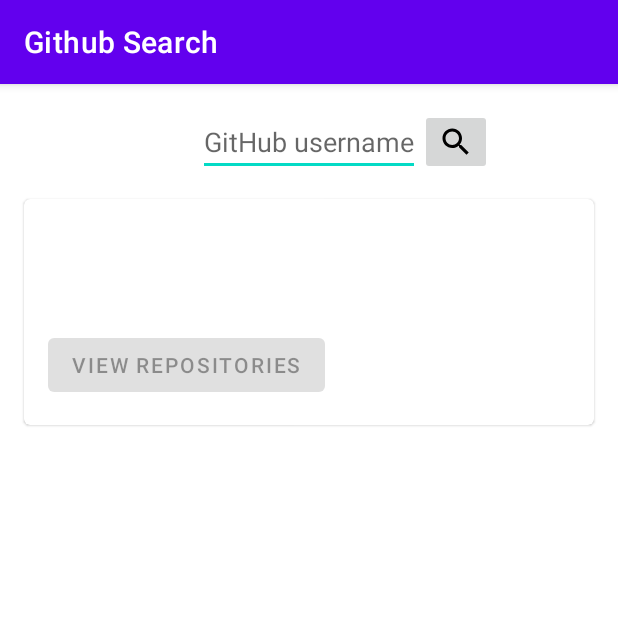
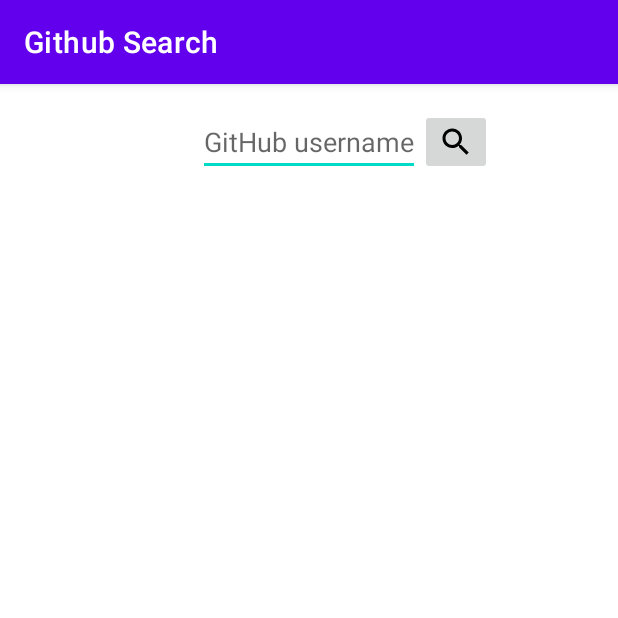
Before and after one commit to tomazcuber/android-github-search-api, an Android app: the screen it shows after launch (MainActivity), on a phone screen of 412 x 824 dp, the top half of it. Run offline under Robolectric (Android 15) with nearby library versions, the phone set to English and light mode, and no system bars; our stand-ins replace Dagger/Hilt's generated code, Room's generated code.

```diff
--- a/GithubApi/src/main/java/br/com/githubapi/di/ApiModule.kt
+++ b/GithubApi/src/main/java/br/com/githubapi/di/ApiModule.kt
@@ -30,6 +30,7 @@ class ApiModule {
     fun provideGithubApiService(retrofit: Retrofit): GithubApiService {
         return retrofit.create(GithubApiService::class.java)
     }
+
     @Provides
     @Singleton
     fun provideGithubApiHelper(githubApiService: GithubApiService): GithubApiHelper{
--- a/GithubApi/src/main/java/br/com/githubapi/network/ApiHandler.kt
+++ b/GithubApi/src/main/java/br/com/githubapi/network/ApiHandler.kt
@@ -12,8 +12,7 @@ interface ApiHandler {
             val body = response.body()
             if (response.isSuccessful && body != null) {
                 NetworkResult.Success(body)
-            }
-            NetworkResult.Error(response.code(), response.message())
+            } else NetworkResult.Error(response.code(), response.message())
 
         } catch (e: HttpException) {
             NetworkResult.Error(e.code(), e.message())
--- a/app/src/main/res/layout/fragment_search_user.xml
+++ b/app/src/main/res/layout/fragment_search_user.xml
@@ -5,14 +5,15 @@
     android:id="@+id/search_user"
     android:layout_width="match_parent"
     android:layout_height="match_parent"
-    tools:context=".ui.searchuser.SearchUserFragment">
+    tools:context=".ui.searchuser.SearchUserFragment"
+    tools:visibility="visible">
 
     <com.google.android.material.textfield.MaterialAutoCompleteTextView
         android:id="@+id/searchUserTextEdit"
         android:layout_width="wrap_content"
         android:layout_height="wrap_content"
+        android:layout_marginTop="16dp"
         android:hint="@string/username_text_view_hint"
-        android:layout_marginTop="16dp"
         app:layout_constraintEnd_toEndOf="parent"
         app:layout_constraintStart_toStartOf="parent"
         app:layout_constraintTop_toTopOf="parent" />
@@ -22,19 +23,31 @@
         android:layout_width="wrap_content"
         android:layout_height="wrap_content"
         android:src="@drawable/ic_baseline_search_24"
+        app:layout_constraintBottom_toBottomOf="@+id/searchUserTextEdit"
         app:layout_constraintStart_toEndOf="@+id/searchUserTextEdit"
-        app:layout_constraintTop_toTopOf="@+id/searchUserTextEdit"
-        app:layout_constraintBottom_toBottomOf="@+id/searchUserTextEdit" />
+        app:layout_constraintTop_toTopOf="@+id/searchUserTextEdit" />
+
+    <com.google.android.material.progressindicator.CircularProgressIndicator
+        android:id="@+id/userSearchProgressIndicator"
+        android:layout_width="wrap_content"
+        android:layout_height="wrap_content"
+        android:visibility="invisible"
+        app:layout_constraintBottom_toBottomOf="@id/userCard"
+        app:layout_constraintEnd_toEndOf="parent"
+        app:layout_constraintStart_toStartOf="parent"
+        app:layout_constraintTop_toTopOf="@id/userCard"
+        android:indeterminate="true"/>
 
     <com.google.android.material.card.MaterialCardView
         android:id="@+id/userCard"
         android:layout_width="match_parent"
         android:layout_height="wrap_content"
+        android:layout_marginHorizontal="16dp"
         android:layout_marginVertical="16dp"
-        android:layout_marginHorizontal="16dp"
-        app:layout_constraintTop_toBottomOf="@+id/searchButton"
+        android:visibility="invisible"
+        app:layout_constraintEnd_toEndOf="parent"
         app:layout_constraintStart_toStartOf="parent"
-        app:layout_constraintEnd_toEndOf="parent">
+        app:layout_constraintTop_toBottomOf="@+id/searchButton">
 
         <LinearLayout
             android:layout_width="match_parent"
@@ -53,19 +66,22 @@
                 android:id="@+id/repoCountTextView"
                 android:layout_width="wrap_content"
                 android:layout_height="wrap_content"
-                android:textSize="16sp"
-                android:layout_marginTop="8dp" />
+                android:layout_marginTop="8dp"
+                android:textSize="16sp" />
 
             <com.google.android.material.button.MaterialButton
                 android:id="@+id/listReposButton"
                 android:layout_width="wrap_content"
                 android:layout_height="wrap_content"
-                android:text="@string/view_repositories"
+                android:layout_marginTop="16dp"
                 android:enabled="false"
-                android:layout_marginTop="16dp" />
+                android:text="@string/view_repositories" />
+
 
         </LinearLayout>
 
     </com.google.android.material.card.MaterialCardView>
 
+
+
 </androidx.constraintlayout.widget.ConstraintLayout>
```
Also changed, not shown: app/src/main/java/br/com/githubsearch/ui/searchuser/SearchUserFragment.kt (+38 -8 lines).
